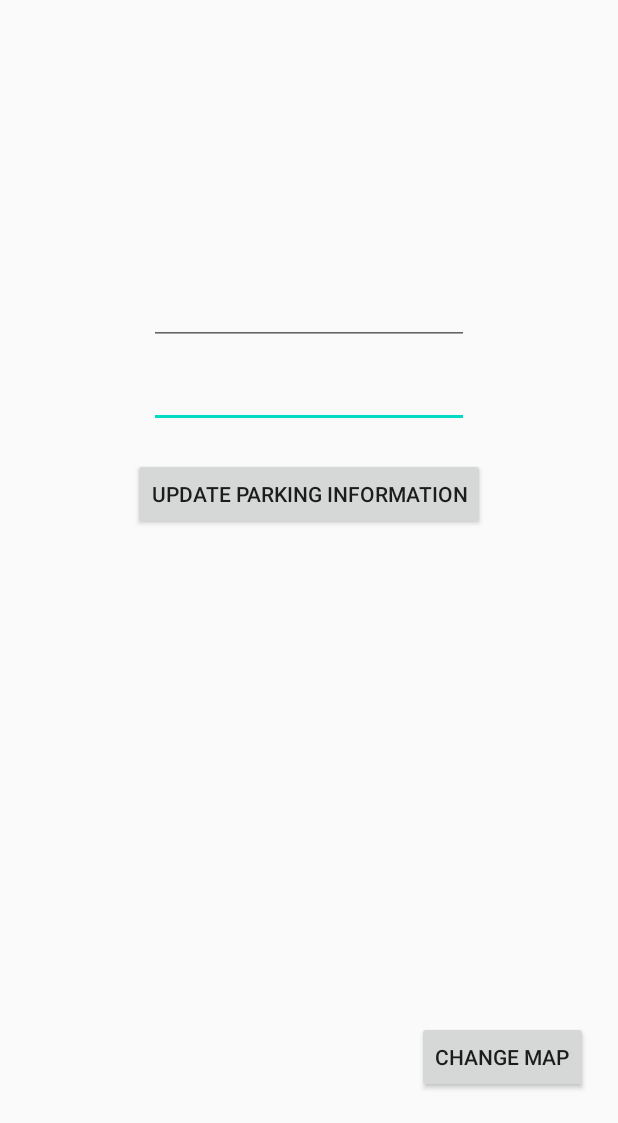
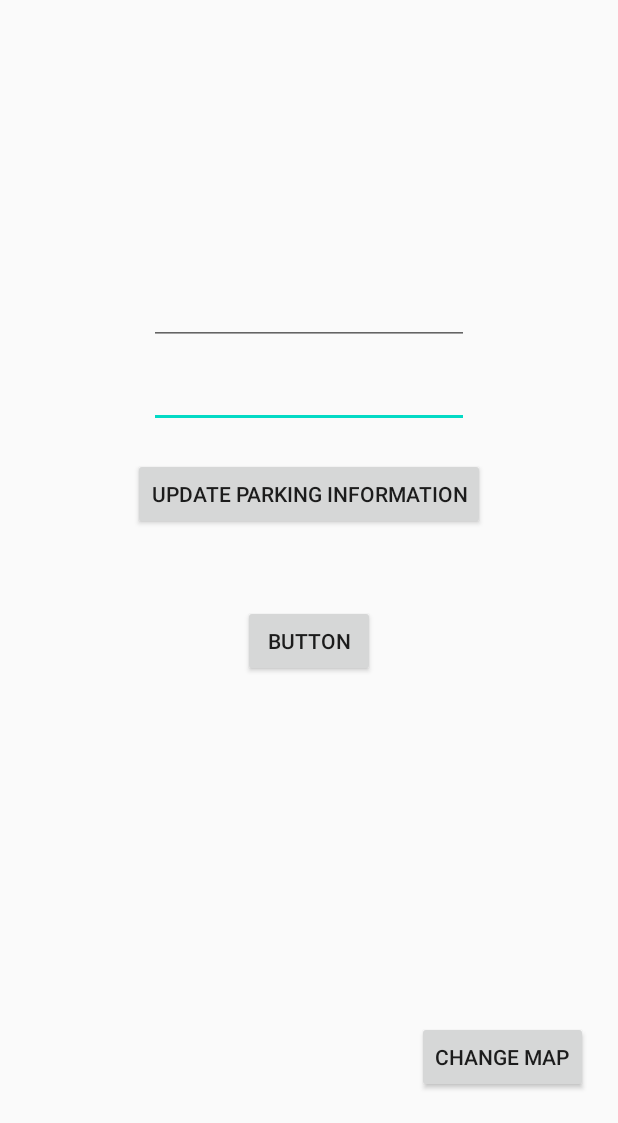
Before and after one commit to Rasmus-Lykke/Exam_Android, an Android app: the MapsActivity screen opened directly, with no data from a screen before it, on a phone screen of 412 x 824 dp, the part 113-1236 px from its top. Run offline under Robolectric (Android 15) with nearby library versions, the phone set to English and light mode, and no system bars; our stand-ins replace Firebase (no records; nobody signed in at launch, a user with empty details on screens opened directly); 3 statements that could not run were skipped.

```diff
--- a/app/src/main/res/layout/activity_maps.xml
+++ b/app/src/main/res/layout/activity_maps.xml
@@ -77,4 +77,15 @@
         app:layout_constraintStart_toStartOf="parent"
         app:layout_constraintTop_toBottomOf="@+id/editTextDescription" />
 
+    <Button
+        android:id="@+id/buttonInMaps"
+        android:layout_width="wrap_content"
+        android:layout_height="wrap_content"
+        android:layout_margin="50dp"
+        android:onClick="openInMaps"
+        android:text="Button"
+        app:layout_constraintEnd_toEndOf="parent"
+        app:layout_constraintStart_toStartOf="parent"
+        app:layout_constraintTop_toBottomOf="@+id/buttonEdit" />
+
 </androidx.constraintlayout.widget.ConstraintLayout>
```
Also changed, not shown: app/src/main/java/com/example/my_parking/MapsActivity.java (+20 -2 lines), app/src/main/res/values/google_maps_api_template.xml (deleted, +0 -24 lines), 38 other files.
